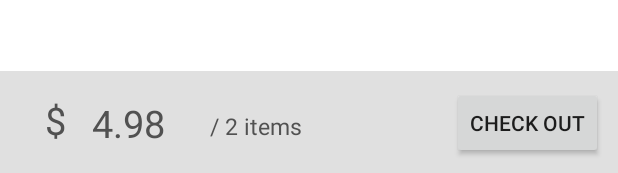
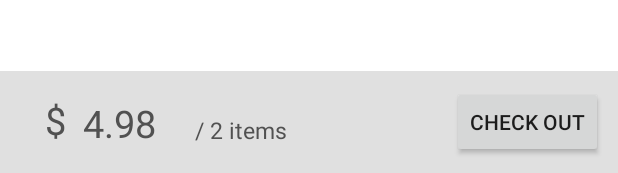
Before and after one commit to jlyons6100/Shoppy, an Android app: the layout activity_cart.xml on its own in the app's theme, with its tools: preview values and no code run, on a phone screen of 412 x 824 dp. Shown: the part 1060-1233 px from the top of the screen. Run offline under Robolectric (Android 15) with nearby library versions, the phone set to English and light mode, and no system bars.

Commit message:
shopping cart waiting edit done

```diff
--- a/app/src/main/java/com/shoppy/shoppy/CartActivity.java
+++ b/app/src/main/java/com/shoppy/shoppy/CartActivity.java
@@ -10,6 +10,7 @@ import android.view.Gravity;
 import android.view.View;
 import android.view.ViewTreeObserver;
 import android.view.inputmethod.InputMethodManager;
+import android.widget.Button;
 import android.widget.ImageView;
 import android.widget.LinearLayout;
 import android.widget.RelativeLayout;
@@ -62,6 +63,21 @@ public class CartActivity extends AppCompatActivity {
 
     public void drawCart(final ArrayList<Shopping_Item> cart)
     {
+        // Total bar
+        double total_price = 0;
+        int amount_of_items = 0;
+        for (int i = 0; i < cart.size(); i++){
+            amount_of_items += cart.get(i).getAmount();
+            total_price+= (cart.get(i).getPrice()*cart.get(i).getAmount());
+        }
+        TextView total_text1 = findViewById(R.id.total_dollar);
+        total_text1.setText("$");
+        final TextView total_text2 = findViewById(R.id.total_price);
+        total_text2.setText(String.format("%.02f", total_price));
+        final TextView total_text3 = findViewById(R.id.total_num);
+        total_text3.setText(" / "+amount_of_items + " items");
+        Button checkout = findViewById(R.id.total_checkout);
+
 
         LinearLayout linear_scrollview_horizontal = findViewById(R.id.cartpage_linear_scrollview);
 
@@ -109,7 +125,7 @@ public class CartActivity extends AppCompatActivity {
             item_detail.setText(cart.get(i).getDescription());
             item_text_box.addView(item_detail);
 
-            // Item text -- price
+            // Item text -- price and amount
             RelativeLayout cart_box = new RelativeLayout(getApplicationContext()); //add to item text box
             cart_box.setLayoutParams(cart_box_temp.getLayoutParams());
             cart_box.setBackgroundResource(R.drawable.rounded_corner);
@@ -137,8 +153,6 @@ public class CartActivity extends AppCompatActivity {
             RelativeLayout amount_bar_temp = findViewById(R.id.amount_bar);
             amount_bar.setLayoutParams(amount_bar_temp.getLayoutParams());
 
-
-
             ImageView minus = new ImageView(getApplicationContext());
             ImageView minus_temp = findViewById(R.id.amount_minus);
             minus.setLayoutParams(minus_temp.getLayoutParams());
@@ -162,13 +176,6 @@ public class CartActivity extends AppCompatActivity {
             minus.setClickable(true);
             plus.setClickable(true);
 
-//
-//                ImageView minus = new ImageView(getApplicationContext());
-//                int width_minus = (int)convertDpToPixel(30, getApplicationContext());
-//                int height_minus =(int) convertDpToPixel(30, getApplicationContext());
-//                LinearLayout.LayoutParams paramsminus = new LinearLayout.LayoutParams(width_minus, height_minus);
-//                minus.setLayoutParams(paramsminus);
-//                minus.setImageResource(R.mipmap.ic_minus_round);
             minus.setId(i);
             minus.setOnClickListener(new View.OnClickListener() {
                 public void onClick(View v) {
@@ -176,68 +183,49 @@ public class CartActivity extends AppCompatActivity {
                     if (cart.get(v.getId()).getAmount() != 0) {
                         cart.get(v.getId()).setAmount(cart.get(v.getId()).getAmount() - 1);
                         num.setText("" + cart.get(v.getId()).getAmount());
-                            TextView price_text = (TextView) findViewById(R.id.cart_price);
                         double total_price = 0;
                         int amount_of_items = 0;
                         for (int i = 0; i < cart.size(); i++){
                             amount_of_items += cart.get(i).getAmount();
-                                total_price+= (cart.get(i).getAmount()*cart.get(i).getPrice());
+                            total_price += (cart.get(i).getAmount()*cart.get(i).getPrice());
                         }
-                            price_text.setText("$"+total_price+" / "+amount_of_items+ " items");
+                        total_text2.setText(String.format("%.02f", total_price));
+                        total_text3.setText(" / "+amount_of_items + " items");
                     }
                     else {
                         Context context = getApplicationContext();
-                            CharSequence text = "You can't buy a negative amount of an item!";
+                        CharSequence text = "Click Edit to delete items.";
                         int duration = Toast.LENGTH_SHORT;
                         Toast toast = Toast.makeText(context, text, duration);
                         toast.show();
                     }
                 }
             });
-//                card.addView(minus);
-//
-//
-//                card.addView(num);
-//                num.setTextSize(20);
-//
-//                ImageView plus = new ImageView(getApplicationContext());
-//                LinearLayout.LayoutParams paramsplus = new LinearLayout.LayoutParams( width_minus, height_minus);
-//                plus.setLayoutParams(paramsplus);
-//                plus.setImageResource(R.mipmap.ic_plus_round);
+
             plus.setId(i);
             plus.setOnClickListener(new View.OnClickListener() {
                 public void onClick(View v) {
                     //v.getId() will give you the image id
                     cart.get(v.getId()).setAmount(cart.get(v.getId()).getAmount() +1);
                     num.setText( "" +cart.get(v.getId()).getAmount());
-                        TextView price_text = (TextView) findViewById(R.id.cart_price);
                     double total_price = 0;
                     int amount_of_items = 0;
                     for (int i = 0; i < cart.size(); i++){
                         amount_of_items += cart.get(i).getAmount();
-                            total_price+= (cart.get(i).getAmount()*cart.get(i).getPrice());
+                        total_price += (cart.get(i).getAmount()*cart.get(i).getPrice());
                     }
-                        price_text.setText("$"+total_price+" / "+amount_of_items+ " items");
+                    total_text2.setText(String.format("%.02f", total_price));
+                    total_text3.setText(" / "+amount_of_items + " items");
                 }
             });
-//                if (card != null)
-            card.addView(amount_bar);
+            cart_box.addView(amount_bar);
 
             linear_scrollview_horizontal.addView(card);
             View v2 = new View(getApplicationContext());
             View v2_temp = findViewById(R.id.card_line);
             v2.setLayoutParams(v2_temp.getLayoutParams());
             v2.setBackground(v2_temp.getBackground());
-            card.addView(v2);
-        }
-//        TextView price_text = (TextView) findViewById(R.id.cart_price);
-//        double total_price = 0;
-//        int amount_of_items = 0;
-//        for (int i = 0; i < cart.size(); i++){
-//           amount_of_items += cart.get(i).getAmount();
-//           total_price+= (cart.get(i).getPrice()*cart.get(i).getAmount());
-//        }
-//        price_text.setText("$"+total_price+" / "+amount_of_items + " items");
-
+            linear_scrollview_horizontal.addView(v2);
         }
     }
+}
--- a/app/src/main/res/layout/activity_cart.xml
+++ b/app/src/main/res/layout/activity_cart.xml
@@ -79,7 +79,7 @@
                     android:id="@+id/item_image"/>
                 <!-- item text -->
                 <RelativeLayout
-                    android:layout_width="160dp"
+                    android:layout_width="fill_parent"
                     android:layout_height="match_parent"
                     android:layout_gravity="left"
                     android:layout_marginLeft="15dp"
@@ -97,7 +97,7 @@
                     style="@style/item_detail"
                     android:text="Tuscan Dairy Whole Vitamin D Milk, Gallon"
                     android:id="@+id/item_detail"/>
-                <!-- price-->
+                <!-- price and amount-->
                 <RelativeLayout
                     android:layout_marginTop="60dp"
                     android:layout_width="match_parent"
@@ -125,34 +125,37 @@
                     android:layout_marginLeft="72dp"
                     android:id="@+id/cart_wet"
                     android:text=" / 1L"/>
-                </RelativeLayout>
-                </RelativeLayout>
+
                     <RelativeLayout
-                    android:layout_width="fill_parent"
+                        android:layout_width="100dp"
                         android:layout_height="match_parent"
                         android:orientation="horizontal"
                         android:gravity="bottom"
-                    android:layout_marginBottom="5dp"
+                        android:layout_alignParentRight="true"
                         android:id="@+id/amount_bar">
                         <ImageView
-                        android:layout_width="30dp"
-                        android:layout_height="30dp"
+                            android:layout_width="20dp"
+                            android:layout_height="20dp"
                             android:src="@drawable/ic_remove_circle_black_24dp"
                             android:id="@+id/amount_minus"/>
                         <TextView
                             android:layout_marginLeft="30dp"
-                        android:layout_width="30dp"
-                        android:layout_height="30dp"
+                            android:layout_width="20dp"
+                            android:layout_height="20dp"
                             android:text="1"
                             android:gravity="center"
                             android:id="@+id/amount_num"/>
                         <ImageView
                             android:layout_marginLeft="60dp"
-                        android:layout_width="30dp"
-                        android:layout_height="30dp"
+                            android:layout_width="20dp"
+                            android:layout_height="20dp"
                             android:src="@drawable/ic_add_circle_black_24dp"
                             android:id="@+id/amount_plus"/>
                     </RelativeLayout>
+                </RelativeLayout>
+
+                </RelativeLayout>
+
             </LinearLayout>
             <View
                 android:layout_marginTop="3dp"
@@ -160,138 +163,56 @@
                 android:layout_height="1dp"
                 android:background="#f2f2f2"
                 android:id="@+id/card_line"/>
-            <LinearLayout
-                android:visibility="gone"
-                android:layout_width="match_parent"
-                android:layout_height="108dp"
-                android:layout_gravity="left"
-                android:orientation="horizontal"
-
-                android:gravity="bottom"
-                android:layout_marginTop="6dp">
-                <ImageView
-                    android:layout_width="90dp"
-                    android:layout_height="90dp"
-                    android:layout_marginLeft="1dp"
-                    android:src="@drawable/item_1"
-                    />
-                <LinearLayout
-                    android:layout_width="160dp"
-                    android:layout_height="match_parent"
-                    android:layout_gravity="left"
-                    android:layout_marginLeft="5dp"
-                    android:background="@drawable/rounded_corner"
-                    android:orientation="vertical"
-                    android:gravity="bottom"
-                   >
-                    <TextView
-                        style="@style/item_name"
-                        android:text="Milk"
-                        />
-                    <TextView
-                        style="@style/item_detail"
-                        android:text="Tuscan Dairy Whole Vitamin D Milk, Gallon"
-                        />
-                    <LinearLayout
-                        android:layout_width="match_parent"
-                        android:layout_height="33dp"
-                        android:layout_gravity="bottom"
-                        android:background="@drawable/rounded_corner"
-                        android:orientation="horizontal"
-                        >
-                        <!-- price -->
-                        <TextView
-                            style="@style/item_dollar"
-                            android:text="$"/>
-                        <TextView
-                            style="@style/item_price"
-                            android:text="4.98"/>
-                        <TextView
-                            style="@style/item_wet"
-                            android:text=" / 1L"/>
-                    </LinearLayout>
-                </LinearLayout>
-
-                <LinearLayout
-                    android:layout_width="fill_parent"
-                    android:layout_height="match_parent"
-                    android:orientation="horizontal"
-                    android:gravity="bottom"
-                    android:layout_marginBottom="5dp">
-                    <ImageView
-                        android:layout_width="30dp"
-                        android:layout_height="30dp"
-                        android:src="@drawable/ic_remove_circle_black_24dp"/>
-                    <TextView
-                        android:layout_width="30dp"
-                        android:layout_height="30dp"
-                        android:text="1"
-                        android:gravity="center"/>
-                    <ImageView
-                        android:layout_width="30dp"
-                        android:layout_height="30dp"
-                        android:src="@drawable/ic_add_circle_black_24dp"/>
-                </LinearLayout>
-            </LinearLayout>
-            <View
-                android:visibility="gone"
-                android:layout_marginTop="3dp"
-                android:layout_width="match_parent"
-                android:layout_height="1dp"
-                android:background="#f2f2f2"/>
-
-
-            <!--<LinearLayout-->
-                <!--android:id="@+id/linear_scrollview_horizontal"-->
-                <!--android:layout_marginTop="5dp"-->
-                <!--android:layout_width="wrap_content"-->
-                <!--android:layout_height="wrap_content"-->
-                <!--android:orientation="horizontal" >-->
-            <!--</LinearLayout>-->
         </LinearLayout>
     </ScrollView>
-        <LinearLayout
+        <RelativeLayout
             android:layout_width="match_parent"
             android:layout_height="70dp"
-            android:orientation="horizontal"
+            android:layout_alignParentBottom="true"
             android:gravity="bottom"
-            android:layout_alignParentBottom="true"
-            android:background="#E0E0E0">
-            <LinearLayout
+            android:background="#E0E0E0"
+            android:id="@+id/total_bar">
+            <RelativeLayout
                 android:layout_width="wrap_content"
                 android:layout_height="match_parent"
-                android:orientation="horizontal"
+                android:layout_marginBottom="20dp"
+                android:layout_marginLeft="30dp"
                 android:gravity="bottom"
-                android:layout_marginBottom="20dp"
-                android:layout_marginLeft="30dp">
+                android:id="@+id/total_amount">
                 <TextView
                     style="@style/item_dollar"
                     android:text="$"
-                    android:textSize="25dp"/>
+                    android:textSize="25dp"
+                    android:id="@+id/total_dollar"/>
                 <TextView
                     style="@style/item_price"
-                    android:id="@+id/cart_price"
                     android:text="4.98"
-                    android:textSize="25dp"/>
+                    android:textSize="25dp"
+                    android:layout_marginLeft="25dp"
+                    android:id="@+id/total_price"/>
                 <TextView
                     style="@style/item_number"
                     android:textSize="15dp"
-                    android:text="/ 2 items"/>
-            </LinearLayout>
-            <View
-                android:layout_width="0dp"
-                android:layout_height="0dp"
-                android:layout_weight="1" />
+                    android:text="/ 2 items"
+                    android:layout_marginLeft="100dp"
+                    android:id="@+id/total_num"/>
+            </RelativeLayout>
+            <!--<View-->
+                <!--android:layout_width="0dp"-->
+                <!--android:layout_height="0dp"-->
+                <!--android:layout_weight="1" />-->
             <Button
                 android:onClick="checkOut"
                 android:layout_alignParentRight="true"
+                android:layout_marginTop="10dp"
                 android:layout_gravity="center"
                 android:layout_height="wrap_content"
                 android:layout_width="wrap_content"
+                android:layout_marginRight="10dp"
                 android:text="Check Out"
                 android:src="@mipmap/ic_cart_foreground"
-                android:layout_marginRight="10dp" />
-        </LinearLayout>
+                android:id="@+id/total_checkout"/>
+        </RelativeLayout>
 
     </RelativeLayout>
 
```
Lines whose indentation alone changed are shown as unchanged.
